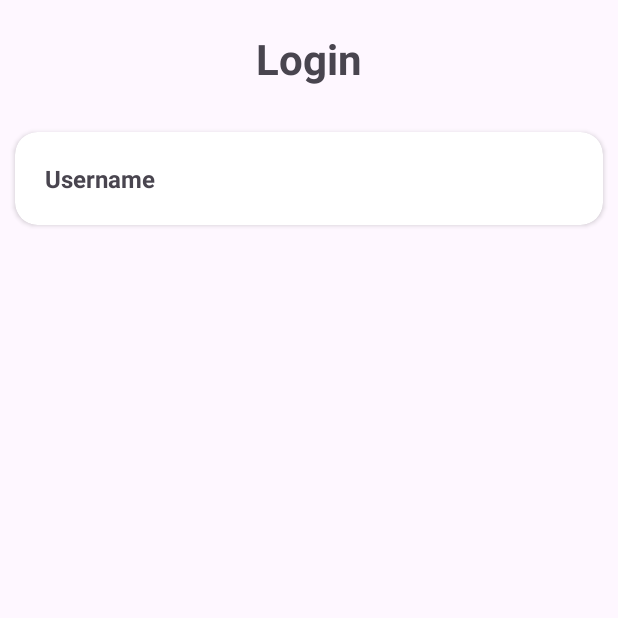
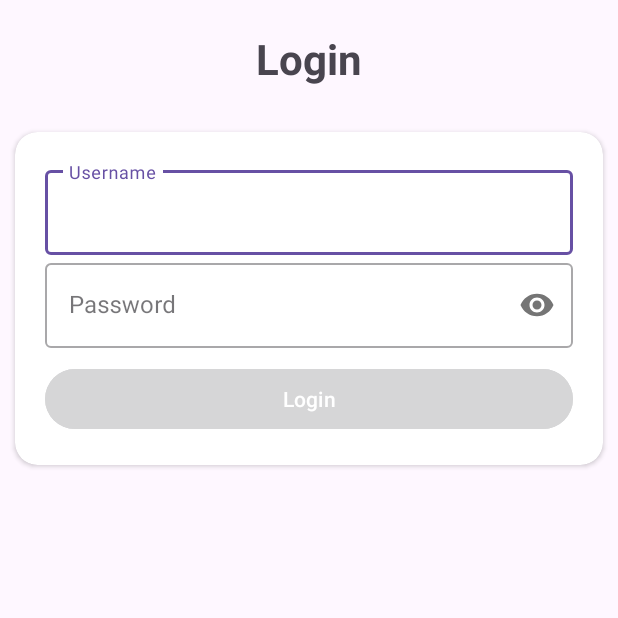
Before and after one commit to Ryuuutaaa/java-with-mysql-api, an Android app: the login screen opened directly, with no data from a screen before it, on a phone screen of 412 x 824 dp, the top half of it. Run offline under Robolectric (Android 15) with nearby library versions, the phone set to English and light mode, and no system bars.

Commit message:
feat : adjust ui widget

```diff
--- a/app/src/main/res/layout/activity_login.xml
+++ b/app/src/main/res/layout/activity_login.xml
@@ -14,10 +14,10 @@
         android:layout_height="wrap_content"
         android:gravity="center"
         android:text="Login"
-        android:layout_margin="20dp"
+        android:textSize="28sp"
         android:textStyle="bold"
-        android:textSize="28sp"
-        android:longClickable="true"
+        android:layout_marginTop="20dp"
+        android:layout_marginBottom="20dp"
         />
 
     <androidx.cardview.widget.CardView
@@ -31,18 +31,50 @@
             android:layout_width="match_parent"
             android:layout_height="wrap_content"
             android:orientation="vertical"
-            />
+            android:layout_margin="10dp"
+            android:padding="10dp"
+            android:background="@android:color/white"
+            >
 
-        <TextView
-            android:layout_width="match_parent"
-            android:layout_height="wrap_content"
-            android:text="Username"
-            android:layout_margin="20dp"
-            android:textStyle="bold"
-            android:textSize="16sp"
-            android:longClickable="true"
-            />
+            <com.google.android.material.textfield.TextInputLayout
+                android:layout_width="match_parent"
+                android:layout_height="wrap_content"
+                android:hint="Username"
+                style="@style/Widget.MaterialComponents.TextInputLayout.OutlinedBox"
+                >
+                <com.google.android.material.textfield.TextInputEditText
+                    android:layout_width="match_parent"
+                    android:layout_height="wrap_content"
+                    android:singleLine="true"
+                    android:inputType="text"
+                    />
+            </com.google.android.material.textfield.TextInputLayout>
 
+            <com.google.android.material.textfield.TextInputLayout
+                android:layout_width="match_parent"
+                android:layout_height="wrap_content"
+                android:hint="Password"
+                app:passwordToggleEnabled="true"
+                style="@style/Widget.MaterialComponents.TextInputLayout.OutlinedBox"
+                >
+                <com.google.android.material.textfield.TextInputEditText
+                    android:layout_width="match_parent"
+                    android:layout_height="wrap_content"
+                    android:singleLine="true"
+                    android:inputType="textPassword"
+                    />
+            </com.google.android.material.textfield.TextInputLayout>
+
+            <Button
+                android:layout_width="match_parent"
+                android:layout_height="wrap_content"
+                android:text="Login"
+                android:layout_marginTop="10dp"
+                android:backgroundTint="@color/teal_700"
+                android:textColor="@android:color/white"
+                />
+
+        </LinearLayout>
     </androidx.cardview.widget.CardView>
 
 </LinearLayout>
```
